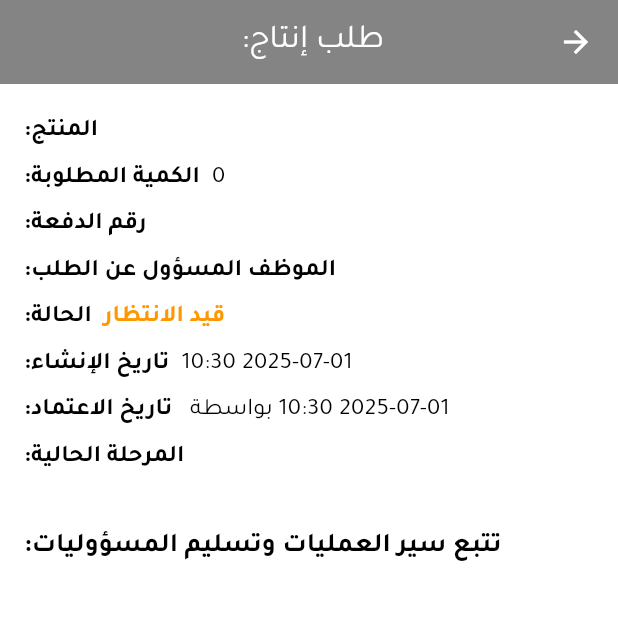
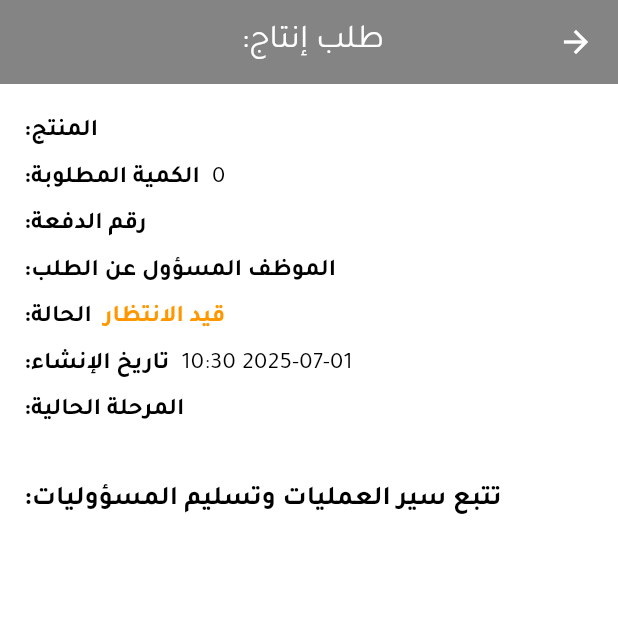
Before and after one commit to HGhurbani/plastic_factory_management, a Flutter app: the ProductionOrderDetailScreen screen opened directly with empty values, on a phone screen of 412 x 824 dp, the top half of it. Run offline on Flutter 3.47's test engine with Material 3 defaults, Android fonts, the phone set to English and light mode, and no system bars; our stand-ins replace cloud_firestore, firebase_auth, firebase_core, firebase_storage, google_fonts, image_picker and 1 more; accounts and stored records are empty.

Commit message:
Hide approval info in production order details

```diff
--- a/lib/presentation/production/production_order_detail_screen.dart
+++ b/lib/presentation/production/production_order_detail_screen.dart
@@ -190,11 +190,8 @@ class _ProductionOrderDetailScreenState extends State<ProductionOrderDetailScree
             _buildDetailRow(appLocalizations.orderPreparer, widget.order.orderPreparerName),
             _buildDetailRow(appLocalizations.status, widget.order.status.toArabicString(),
                 textColor: _getStatusColor(widget.order.status), isBold: true),
-            _buildDetailRow('تاريخ الإنشاء', intl.DateFormat('yyyy-MM-dd HH:mm').format(widget.order.createdAt.toDate())),
-            if (widget.order.approvedAt != null)
-              _buildDetailRow(
-                  'تاريخ الاعتماد',
-                  '${intl.DateFormat('yyyy-MM-dd HH:mm').format(widget.order.approvedAt!.toDate())} بواسطة ${widget.order.approvedByUid ?? 'مجهول'}'),
+            _buildDetailRow('تاريخ الإنشاء',
+                intl.DateFormat('yyyy-MM-dd HH:mm').format(widget.order.createdAt.toDate())),
             if (widget.order.rejectionReason != null && widget.order.rejectionReason!.isNotEmpty)
               _buildDetailRow(appLocalizations.rejectionReason, widget.order.rejectionReason!, textColor: Colors.red),
             _buildDetailRow(appLocalizations.currentStage, widget.order.currentStage),
```
